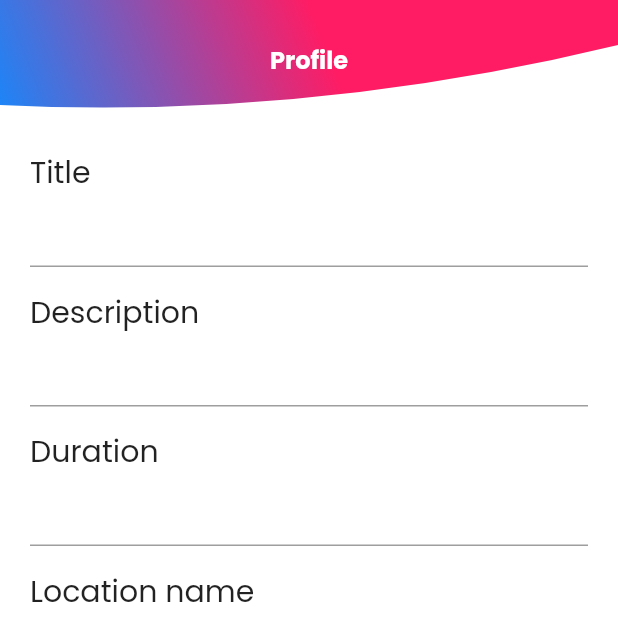
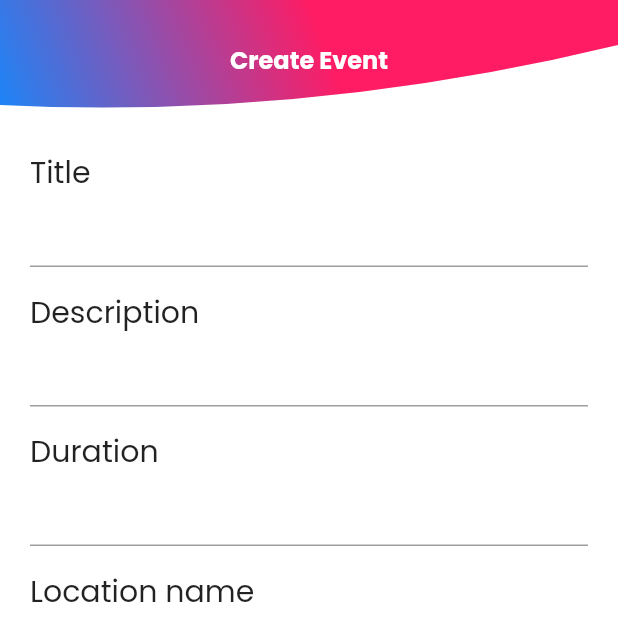
Before and after one commit to palminister/mahevent-app, a Flutter app: the screen it shows after launch, after a tap on "Profile", after a tap on the "add" icon, on a phone screen of 412 x 824 dp, the top half of it. Run offline on Flutter 3.47's test engine with Material 2 defaults, Android fonts, the phone set to English and light mode, and no system bars; our stand-ins replace cloud_firestore, firebase_core, firebase_storage, geolocator, google_fonts, image_picker and 1 more; missing offline and left inert: dart:ffi; accounts and stored records are empty; network calls fail.

Commit message:
Update appBar

```diff
--- a/lib/home.dart
+++ b/lib/home.dart
@@ -47,7 +47,11 @@ class _HomeState extends State<Home> {
             width: screenWidth,
             child: Center(
                 child: Text(
-              currentTab == 0 ? 'Mah Event Explorer' : 'Profile',
+              currentTab == 0
+                  ? 'Mah Event Explorer'
+                  : currentTab == 1
+                      ? 'Profile'
+                      : 'Create Event',
               style: appTextStyle,
             )),
           ),
```
